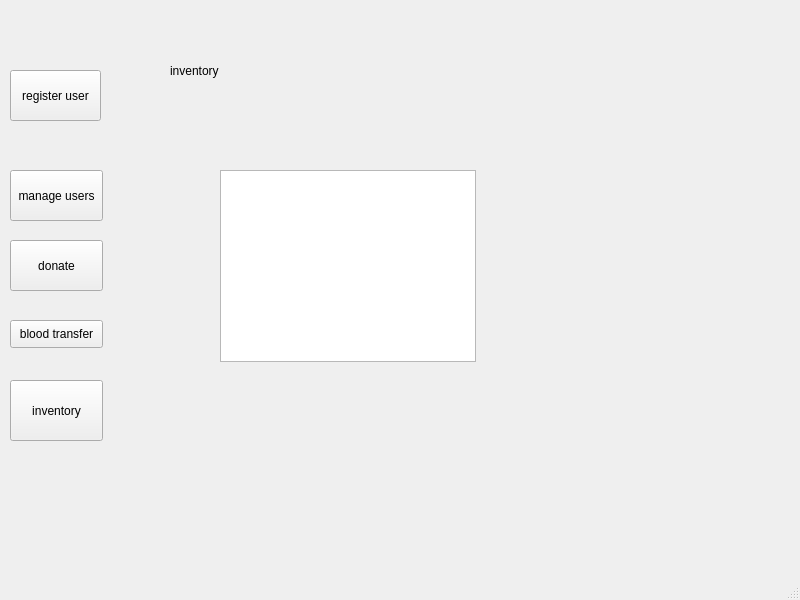
The window that Forms/dashboard.ui (Arch-Frost/OneBlood) describes before a commit, drawn with Qt 5.
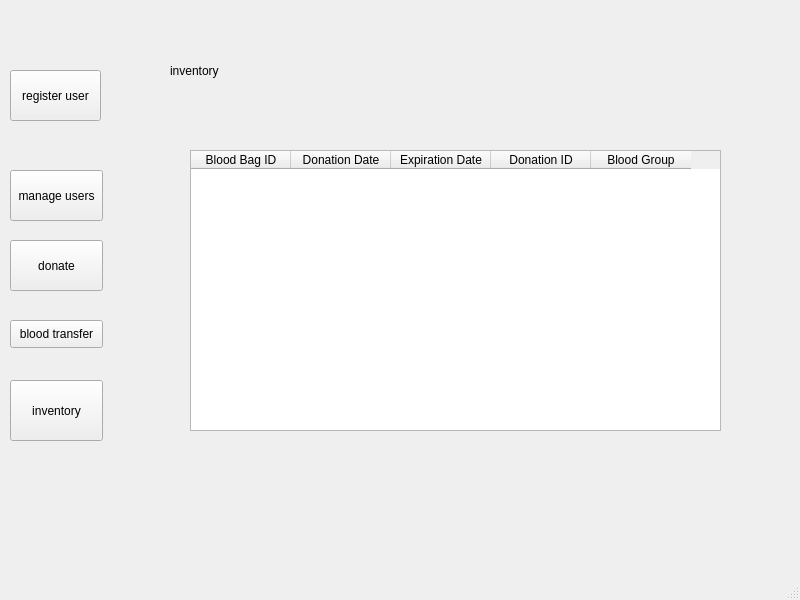
The same window after the commit. The open tabs and pages were chosen to show the change.

Diff of the .ui file:
```diff
--- a/Forms/dashboard.ui
+++ b/Forms/dashboard.ui
@@ -1105,10 +1105,10 @@
      <widget class="QTableWidget" name="inventory_table">
       <property name="geometry">
        <rect>
-        <x>110</x>
-        <y>160</y>
-        <width>256</width>
-        <height>192</height>
+        <x>80</x>
+        <y>140</y>
+        <width>531</width>
+        <height>281</height>
        </rect>
       </property>
       <property name="editTriggers">
@@ -1123,6 +1123,31 @@
       <property name="selectionBehavior">
        <enum>QAbstractItemView::SelectRows</enum>
       </property>
+      <column>
+       <property name="text">
+        <string>Blood Bag ID</string>
+       </property>
+      </column>
+      <column>
+       <property name="text">
+        <string>Donation Date</string>
+       </property>
+      </column>
+      <column>
+       <property name="text">
+        <string>Expiration Date</string>
+       </property>
+      </column>
+      <column>
+       <property name="text">
+        <string>Donation ID</string>
+       </property>
+      </column>
+      <column>
+       <property name="text">
+        <string>Blood Group</string>
+       </property>
+      </column>
      </widget>
     </widget>
    </widget>
```
Left out of the diff: 2 changed lines with no effect on the pictures.
